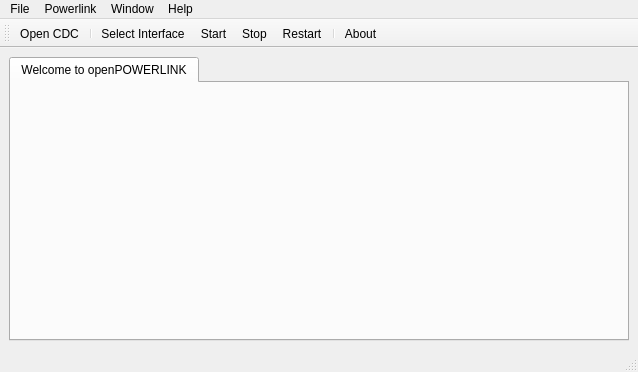
This is apps/demo_qt_advanced/plk_qt_gui/ui/MainWindow.ui in OpenAutomationTechnologies/openPOWERLINK_Qt_App as Qt 5 draws it before an edit. The edited form follows.
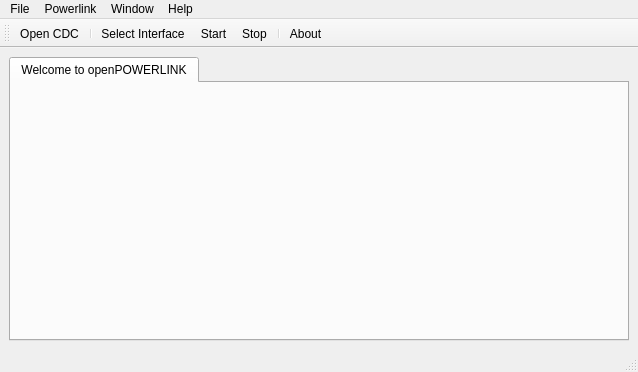
This is the edited form. Icons and pictures are not drawn.

Commit message: [TASK] Removed restart POWERLINK

The edit to the form file:
```diff
--- a/apps/demo_qt_advanced/plk_qt_gui/ui/MainWindow.ui
+++ b/apps/demo_qt_advanced/plk_qt_gui/ui/MainWindow.ui
@@ -121,7 +121,6 @@
    <addaction name="actionSelect_Interface"/>
    <addaction name="actionStart"/>
    <addaction name="actionStop"/>
-   <addaction name="actionRestart"/>
    <addaction name="separator"/>
    <addaction name="actionAbout"/>
   </widget>
@@ -176,11 +175,6 @@
     <string>Stop</string>
    </property>
   </action>
-  <action name="actionRestart">
-   <property name="text">
-    <string>Restart</string>
-   </property>
-  </action>
   <action name="actionAbout">
    <property name="icon">
     <iconset resource="resources/images.qrc">
```
Left out of the diff: 1 changed line with no effect on the pictures. The commit also changes 2 other files.
